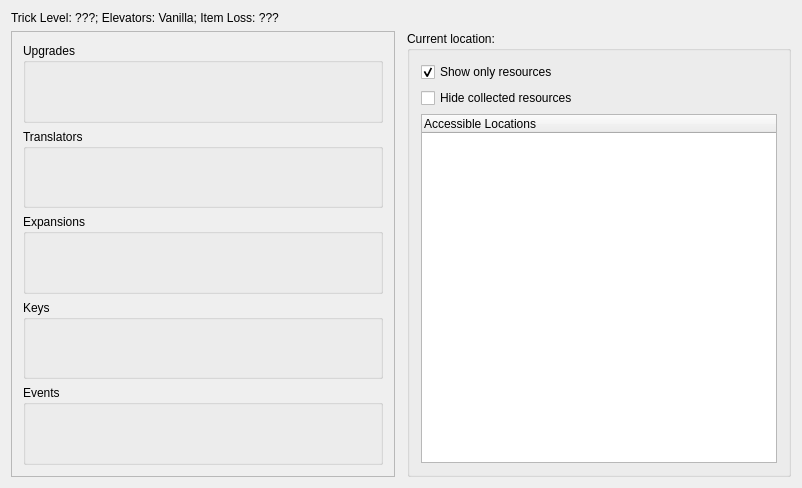
Qt form randovania/gui/tracker_window.ui (randovania/randovania) before a commit.
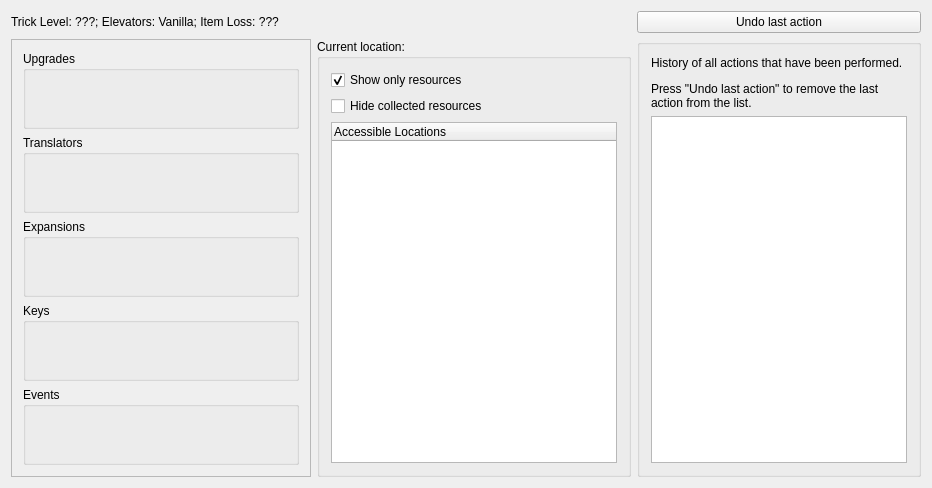
The same form after that commit.

Commit message: Add undo actions to Tracker

Diff of the .ui file:
```diff
--- a/randovania/gui/tracker_window.ui
+++ b/randovania/gui/tracker_window.ui
@@ -6,7 +6,7 @@
    <rect>
     <x>0</x>
     <y>0</y>
-    <width>802</width>
+    <width>932</width>
     <height>488</height>
    </rect>
   </property>
@@ -21,43 +21,68 @@
     </size>
    </property>
    <layout class="QGridLayout" name="gridLayout">
-    <item row="1" column="3">
-     <widget class="QGroupBox" name="location_box">
+    <item row="0" column="4">
+     <widget class="QPushButton" name="undo_last_action_button">
+      <property name="text">
+       <string>Undo last action</string>
+      </property>
+     </widget>
+    </item>
+    <item row="1" column="4">
+     <widget class="QGroupBox" name="actions_box">
+      <property name="sizePolicy">
+       <sizepolicy hsizetype="Fixed" vsizetype="Preferred">
+        <horstretch>0</horstretch>
+        <verstretch>0</verstretch>
+       </sizepolicy>
+      </property>
       <property name="title">
-       <string>Current location: </string>
+       <string/>
       </property>
-      <layout class="QVBoxLayout" name="verticalLayout_2">
+      <layout class="QVBoxLayout" name="verticalLayout">
        <item>
-        <widget class="QCheckBox" name="resource_filter_check">
+        <widget class="QLabel" name="actions_title_label">
+         <property name="sizePolicy">
+          <sizepolicy hsizetype="Preferred" vsizetype="Fixed">
+           <horstretch>0</horstretch>
+           <verstretch>0</verstretch>
+          </sizepolicy>
+         </property>
          <property name="text">
-          <string>Show only resources</string>
+          <string>&lt;html&gt;&lt;head/&gt;&lt;body&gt;&lt;p&gt;History of all actions that have been performed.&lt;/p&gt;&lt;p&gt;Press &amp;quot;Undo last action&amp;quot; to remove the last action from the list.&lt;/p&gt;&lt;/body&gt;&lt;/html&gt;</string>
          </property>
-         <property name="checked">
+         <property name="wordWrap">
           <bool>true</bool>
          </property>
         </widget>
        </item>
        <item>
-        <widget class="QCheckBox" name="hide_collected_resources_check">
-         <property name="text">
-          <string>Hide collected resources</string>
-         </property>
-        </widget>
-       </item>
-       <item>
-        <widget class="QTreeWidget" name="possible_locations_tree">
-         <column>
-          <property name="text">
-           <string>Accessible Locations</string>
-          </property>
-         </column>
-        </widget>
+        <widget class="QListWidget" name="actions_list"/>
        </item>
       </layout>
      </widget>
     </item>
+    <item row="0" column="0" colspan="4">
+     <widget class="QLabel" name="configuration_label">
+      <property name="text">
+       <string>Trick Level: ???; Elevators: Vanilla; Item Loss: ???</string>
+      </property>
+     </widget>
+    </item>
     <item row="1" column="0">
      <widget class="QScrollArea" name="pickups_scroll_area">
+      <property name="sizePolicy">
+       <sizepolicy hsizetype="Fixed" vsizetype="Expanding">
+        <horstretch>0</horstretch>
+        <verstretch>0</verstretch>
+       </sizepolicy>
+      </property>
+      <property name="minimumSize">
+       <size>
+        <width>300</width>
+        <height>0</height>
+       </size>
+      </property>
       <property name="widgetResizable">
        <bool>true</bool>
       </property>
@@ -66,8 +91,8 @@
         <rect>
          <x>0</x>
          <y>0</y>
-         <width>384</width>
-         <height>428</height>
+         <width>298</width>
+         <height>418</height>
         </rect>
        </property>
        <layout class="QVBoxLayout" name="pickup_box_layout">
@@ -115,11 +140,39 @@
       </widget>
      </widget>
     </item>
-    <item row="0" column="0" colspan="2">
-     <widget class="QLabel" name="configuration_label">
-      <property name="text">
-       <string>Trick Level: ???; Elevators: Vanilla; Item Loss: ???</string>
+    <item row="1" column="1" colspan="3">
+     <widget class="QGroupBox" name="location_box">
+      <property name="title">
+       <string>Current location: </string>
       </property>
+      <layout class="QVBoxLayout" name="verticalLayout_2">
+       <item>
+        <widget class="QCheckBox" name="resource_filter_check">
+         <property name="text">
+          <string>Show only resources</string>
+         </property>
+         <property name="checked">
+          <bool>true</bool>
+         </property>
+        </widget>
+       </item>
+       <item>
+        <widget class="QCheckBox" name="hide_collected_resources_check">
+         <property name="text">
+          <string>Hide collected resources</string>
+         </property>
+        </widget>
+       </item>
+       <item>
+        <widget class="QTreeWidget" name="possible_locations_tree">
+         <column>
+          <property name="text">
+           <string>Accessible Locations</string>
+          </property>
+         </column>
+        </widget>
+       </item>
+      </layout>
      </widget>
     </item>
    </layout>
```
Left out of the diff: 2 changed lines with no effect on the pictures. The commit also changes 1 other file.
